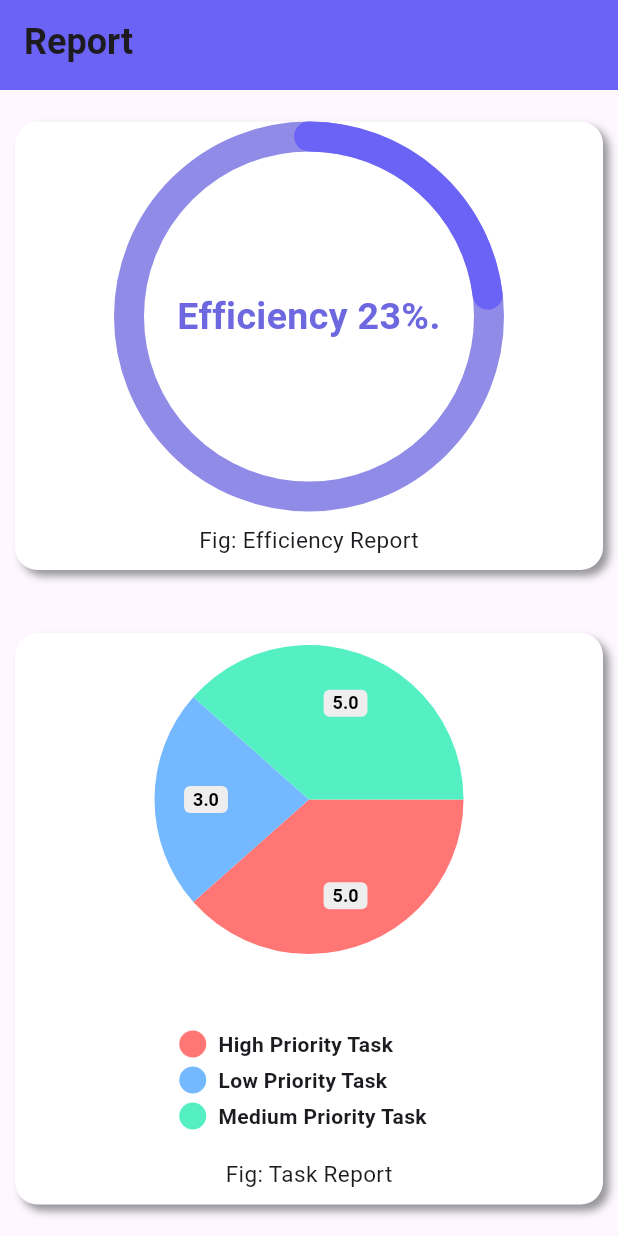
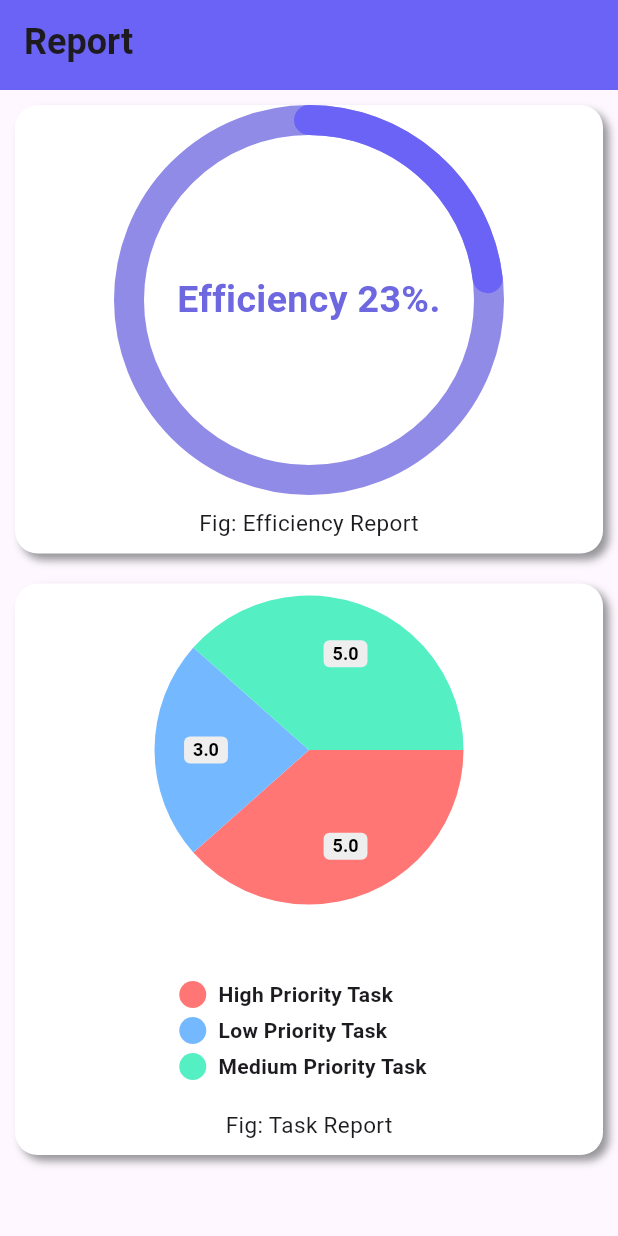
Before and after one commit to ssuvam-dev/flutter-todo, a Flutter app: the Statistic screen opened directly, on a phone screen of 412 x 824 dp. Run offline on Flutter 3.47's test engine with Material 3 defaults, Android fonts, the phone set to English and light mode, and no system bars; drawn by our look-alikes of percent_indicator, pie_chart; our stand-ins replace get, lottie, smooth_page_indicator.

```diff
--- a/lib/controller/taskcontroller.dart
+++ b/lib/controller/taskcontroller.dart
@@ -133,8 +133,9 @@ void addNewTask(TaskList task)
 
 void updateTask(TaskList newtask,TaskList oldTask)
 {
-  globalTasks.remove(oldTask);
-  globalTasks.add(newtask);
+
+  int index=globalTasks.indexOf(oldTask);
+  globalTasks[index]=newtask;
   update();
 }
 
--- a/lib/views/stat.dart
+++ b/lib/views/stat.dart
@@ -17,12 +17,21 @@ class _StatisticState extends State<Statistic> {
   Widget build(BuildContext context) {
     return Scaffold(
       appBar:MyAppBar(apptitle: "Report",isFixedTitle: true,showDeleteButton: false),
-      body: Column(
-        mainAxisAlignment: MainAxisAlignment.spaceAround,
-        children: [
-          PercentIndicator(),
-          PieChartState(),
-        ],
+      body: SingleChildScrollView(
+        child: Column(
+          mainAxisAlignment: MainAxisAlignment.spaceAround,
+          children: [
+            SizedBox(
+              height: 10.0,
+            ),
+            PercentIndicator(),
+            SizedBox(
+              height: 20.0,
+            ),
+            PieChartState(),
+
+          ],
+        ),
       ),
     );
   }
```
Also changed, not shown: lib/screens/splash.dart (+0 -20 lines).
